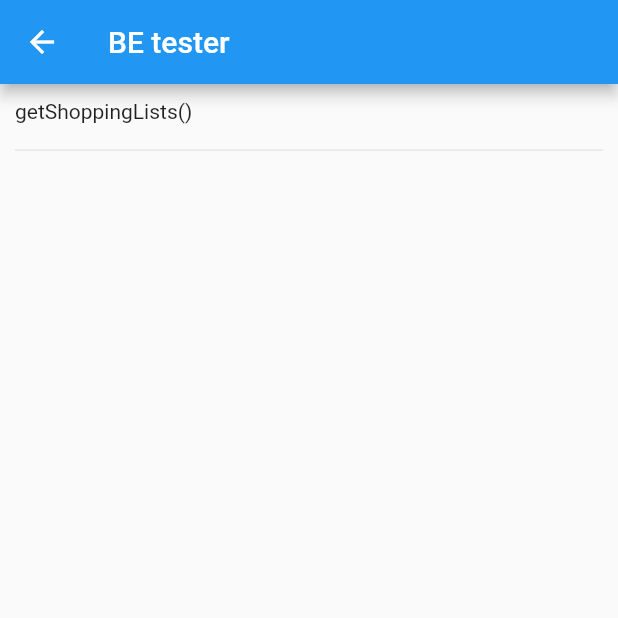
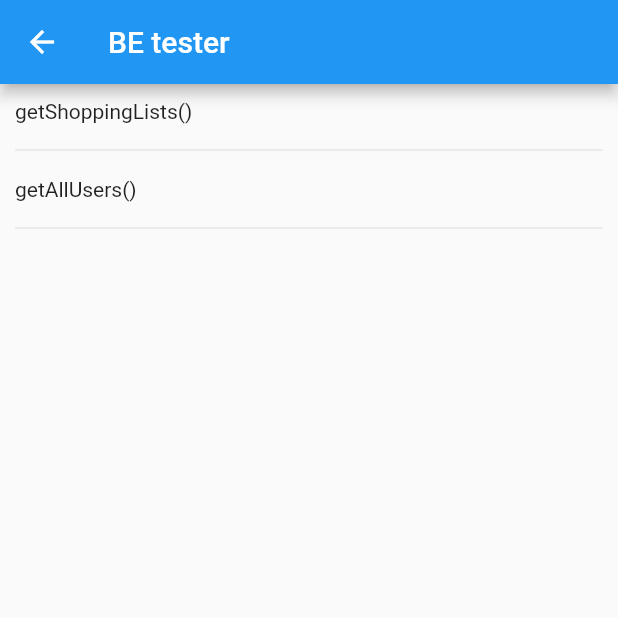
Before and after one commit to AlexanderTheGreatSK/itu_app, a Flutter app: the MyBEtestPage screen opened directly, on a phone screen of 412 x 824 dp, the top half of it. Run offline on Flutter 3.47's test engine with Material 2 defaults, Android fonts, the phone set to English and light mode, and no system bars; our stand-ins replace cloud_firestore, firebase_auth, firebase_core, google_sign_in, hive, hive_flutter; accounts and stored records are empty.

Commit message:
get all users work on PC

```diff
--- a/lib/Pages/BEtest.dart
+++ b/lib/Pages/BEtest.dart
@@ -1,5 +1,6 @@
 import 'package:flutter/material.dart';
 import 'package:itu_app/Database/DataClasses/ShoppingList.dart';
+import 'package:itu_app/Database/DataClasses/User.dart';
 import 'package:itu_app/Database/DatabaseHandler.dart';
 
 class MyBEtestPage extends StatefulWidget {
@@ -22,6 +23,15 @@ class _MyBEtestPageState extends State<MyBEtestPage> {
     }
   }
 
+  Future<void> getAllUsers() async {
+    List<OurUser> users = await databaseHandler.getUsers();
+    int index = 0;
+    for(OurUser user in users) {
+      print("User $index ----------");
+      user.debugPrint();
+    }
+  }
+
   @override
   Widget build(BuildContext context) {
     return Scaffold(
@@ -37,6 +47,21 @@ class _MyBEtestPageState extends State<MyBEtestPage> {
                 Padding(
                     padding: EdgeInsets.all(10.0),
                     child: Text("getShoppingLists()"),
+                )
+              ],
+            ),
+          ),
+          const Padding(
+            padding: EdgeInsets.only(left: 10.0, right: 10.0),
+            child: Divider(),
+          ),
+          InkWell(
+            onTap: getAllUsers,
+            child: const Row(
+              children: [
+                Padding(
+                  padding: EdgeInsets.all(10.0),
+                  child: Text("getAllUsers()"),
                 )
               ],
             ),
```
Also changed, not shown: lib/Database/DatabaseHandler.dart (+20 -9 lines).
